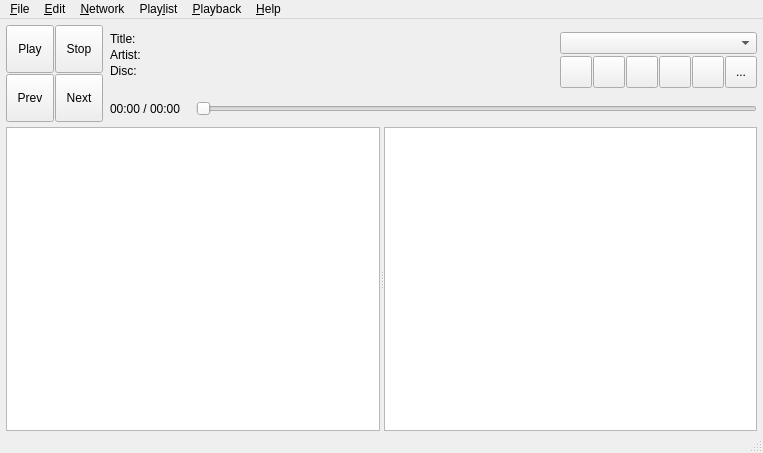
Qt form src/MainWindow.ui (soramimi/SkyMPC) before a commit.
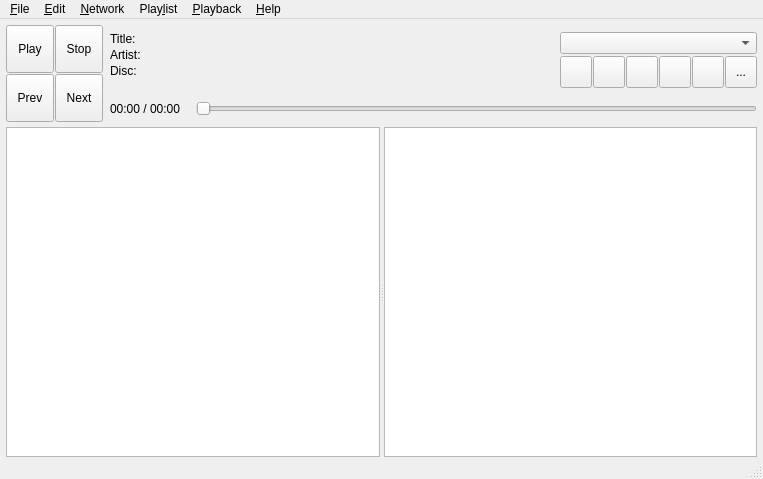
The same form after that commit. Icons and pictures are not drawn. Custom widgets are drawn as their Qt base class.

The edit to the form file:
```diff
--- a/src/MainWindow.ui
+++ b/src/MainWindow.ui
@@ -7,7 +7,7 @@
     <x>0</x>
     <y>0</y>
     <width>763</width>
-    <height>453</height>
+    <height>479</height>
    </rect>
   </property>
   <property name="windowTitle">
```
Left out of the diff: 36 changed lines with no effect on the pictures.
